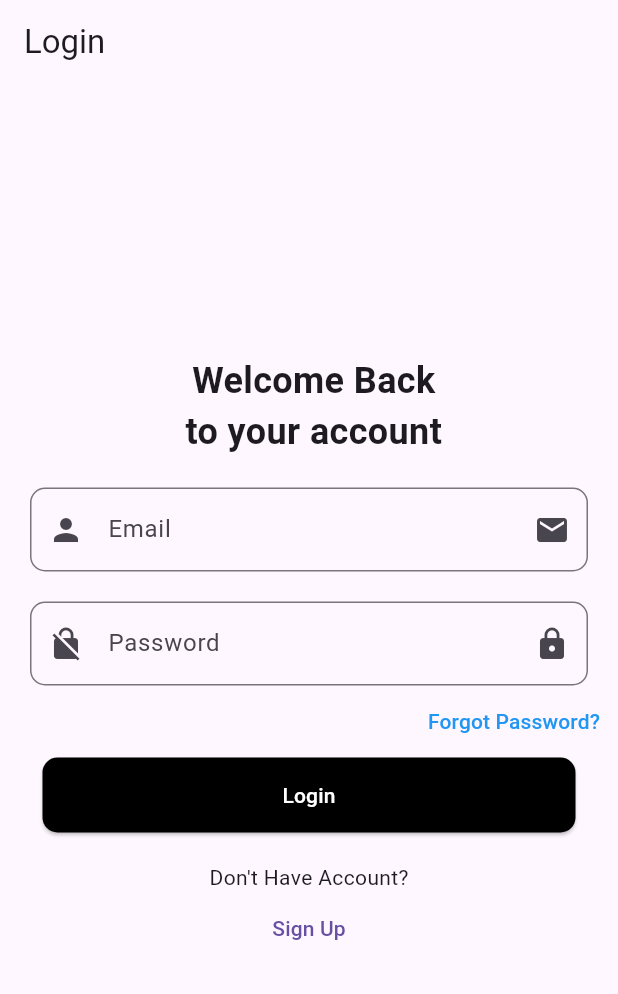
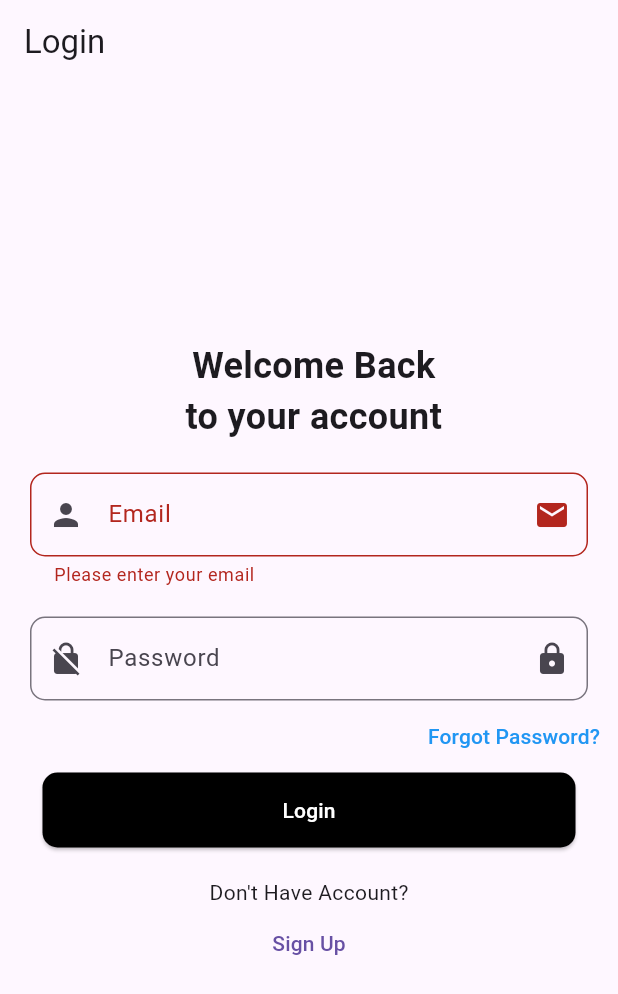
Before and after one commit to pranove-balaji/Heart-Sync, a Flutter app: the screen it shows after launch, after a tap on "Login", on a phone screen of 412 x 824 dp. Shown: the top 994 px of the screen. Run offline on Flutter 3.47's test engine with Material 3 defaults, Android fonts, the phone set to English and light mode, and no system bars; our stand-ins replace flutter_dotenv, supabase_flutter; accounts and stored records are empty.

Commit message:
feat: Implement user authentication with dedicated login and signup screens.

```diff
--- a/frontend/lib/screens/login.dart
+++ b/frontend/lib/screens/login.dart
@@ -119,12 +119,15 @@ class _LoginScreenState extends State<LoginScreen> {
                 ],
               ),
               ElevatedButton(
-                onPressed: () {},
-                child: Text(
-                  "Login",
-                  textAlign: TextAlign.center,
-                  style: TextStyle(color: Colors.white),
-                ),
+                onPressed: () {
+                  isLoading ? null : login();
+                },
+                child: isLoading
+                    ? CircularProgressIndicator(color: Colors.white)
+                    : Text(
+                        "Login",
+                        style: TextStyle(color: Colors.white),
+                      ),
                 style: ButtonStyle(
                     backgroundColor: (MaterialStatePropertyAll(Colors.black)),
                     shape: MaterialStatePropertyAll(RoundedRectangleBorder(
@@ -134,10 +137,14 @@ class _LoginScreenState extends State<LoginScreen> {
               ),
               Padding(padding: EdgeInsets.symmetric(vertical: 10)),
               Text("Don't Have Account?"),
-              TextButton(onPressed: () {
-                Navigator.pushReplacement(context,
-            MaterialPageRoute(builder: (context) => const SignUpScreen()));
-              }, child: Text("Sign Up"))
+              TextButton(
+                  onPressed: () {
+                    Navigator.pushReplacement(
+                        context,
+                        MaterialPageRoute(
+                            builder: (context) => const SignUpScreen()));
+                  },
+                  child: Text("Sign Up"))
             ],
           ),
         ),
```
Also changed, not shown: frontend/lib/screens/signup.dart (+17 -7 lines), 1 other file.
